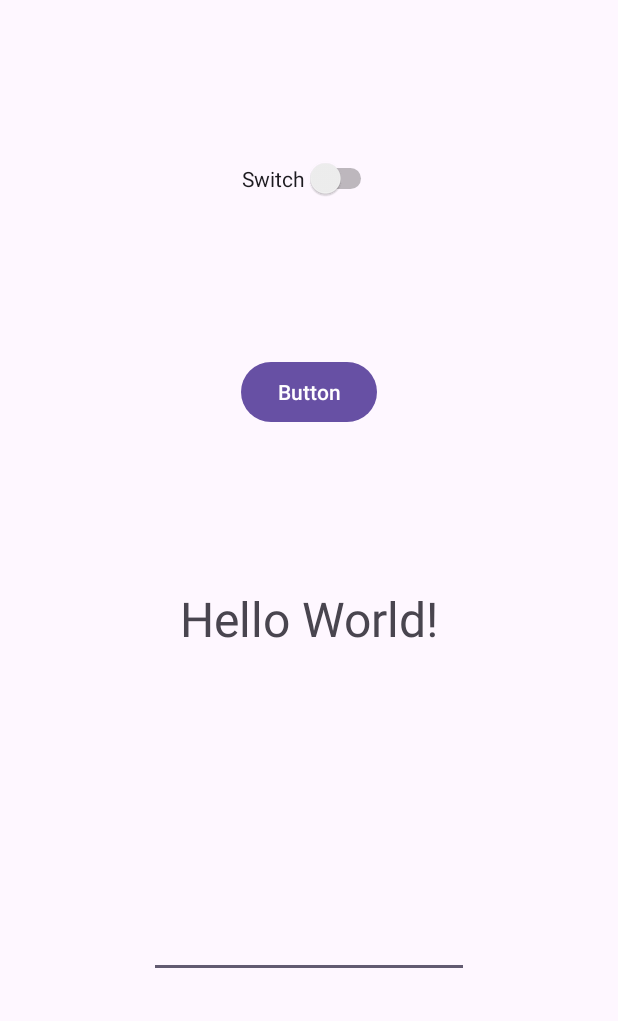
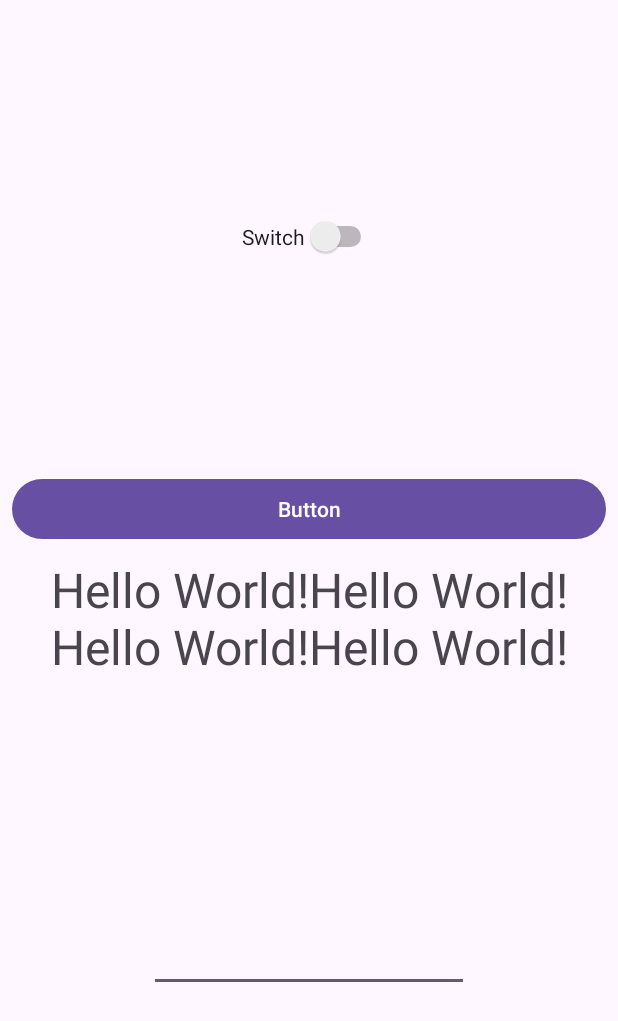
Before and after one commit to Polina153/FirstJavaAndroidApp, an Android app: the screen it shows after launch (MainActivity), on a phone screen of 412 x 824 dp. Shown: the top 1021 px of the screen. Run offline under Robolectric (Android 15) with nearby library versions, the phone set to English and light mode, and no system bars.

Commit message:
lesson 30.10.2025

```diff
--- a/app/src/main/res/layout/activity_main.xml
+++ b/app/src/main/res/layout/activity_main.xml
@@ -8,13 +8,12 @@
     tools:context=".MainActivity"
     >
 
-    <TextView
-        android:id="@+id/textView"
+    <Switch
+        android:id="@+id/switch1"
         android:layout_width="wrap_content"
         android:layout_height="wrap_content"
-        android:text="Hello World!"
-        android:textSize="32sp"
-        app:layout_constraintBottom_toBottomOf="parent"
+        android:text="Switch"
+        app:layout_constraintBottom_toTopOf="@id/button"
         app:layout_constraintEnd_toEndOf="parent"
         app:layout_constraintStart_toStartOf="parent"
         app:layout_constraintTop_toTopOf="parent"
@@ -22,21 +21,27 @@
 
     <Button
         android:id="@+id/button"
-        android:layout_width="wrap_content"
+        android:layout_width="match_parent"
         android:layout_height="wrap_content"
-        android:text="Button"
+        android:layout_margin="8dp"
+        android:layout_marginStart="@dimen/button_margin_start"
+        android:layout_marginEnd="@dimen/button_margin_end"
+        android:text="@string/button_sting"
         app:layout_constraintBottom_toTopOf="@id/textView"
         app:layout_constraintEnd_toEndOf="parent"
         app:layout_constraintStart_toStartOf="parent"
-        app:layout_constraintTop_toBottomOf="@id/switch1"
         />
 
-    <Switch
-        android:id="@+id/switch1"
+    <TextView
+        android:id="@+id/textView"
         android:layout_width="wrap_content"
         android:layout_height="wrap_content"
-        android:text="Switch"
-        app:layout_constraintBottom_toTopOf="@id/button"
+        android:layout_margin="8dp"
+        android:layout_marginTop="16dp"
+        android:gravity="center"
+        android:text="Hello World!Hello World!Hello World!Hello World!"
+        android:textSize="32sp"
+        app:layout_constraintBottom_toBottomOf="parent"
         app:layout_constraintEnd_toEndOf="parent"
         app:layout_constraintStart_toStartOf="parent"
         app:layout_constraintTop_toTopOf="parent"
@@ -52,6 +57,7 @@
         app:layout_constraintEnd_toEndOf="parent"
         app:layout_constraintStart_toStartOf="parent"
         app:layout_constraintTop_toBottomOf="@+id/textView"
+        tools:text="ЗДЕСЬ БУДЕТ ТЕКСТ"
         />
 
 
--- /dev/null
+++ b/app/src/main/res/values/dimens.xml
@@ -0,0 +1,5 @@
+<?xml version="1.0" encoding="utf-8"?>
+<resources>
+    <dimen name="button_margin_end">16dp</dimen>
+    <dimen name="button_margin_start">16dp</dimen>
+</resources>
--- a/app/src/main/res/values/strings.xml
+++ b/app/src/main/res/values/strings.xml
@@ -1,3 +1,4 @@
 <resources>
     <string name="app_name">FirstJavaAndroidApp</string>
+    <string name="button_sting">Button</string>
 </resources>
```
Also changed, not shown: app/src/main/res/drawable/android.webp (added), app/src/main/res/drawable/androidd.webp (added), app/src/main/res/drawable/androiddd.jpg (added), app/src/main/res/drawable/androidddd.png (added).
